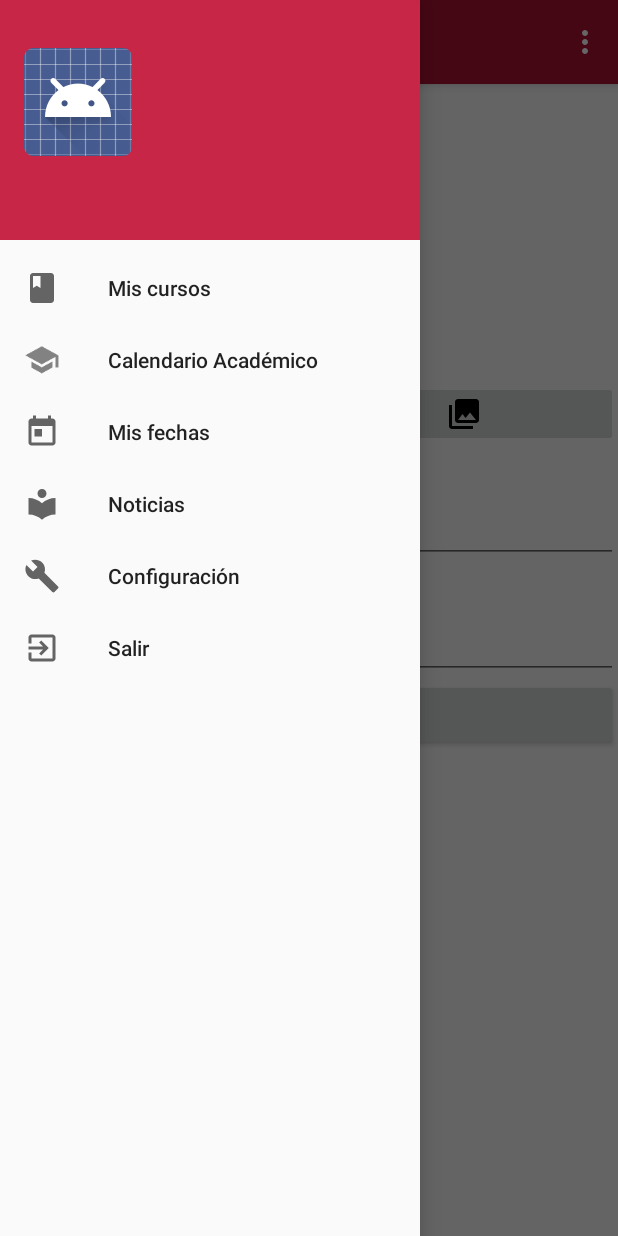
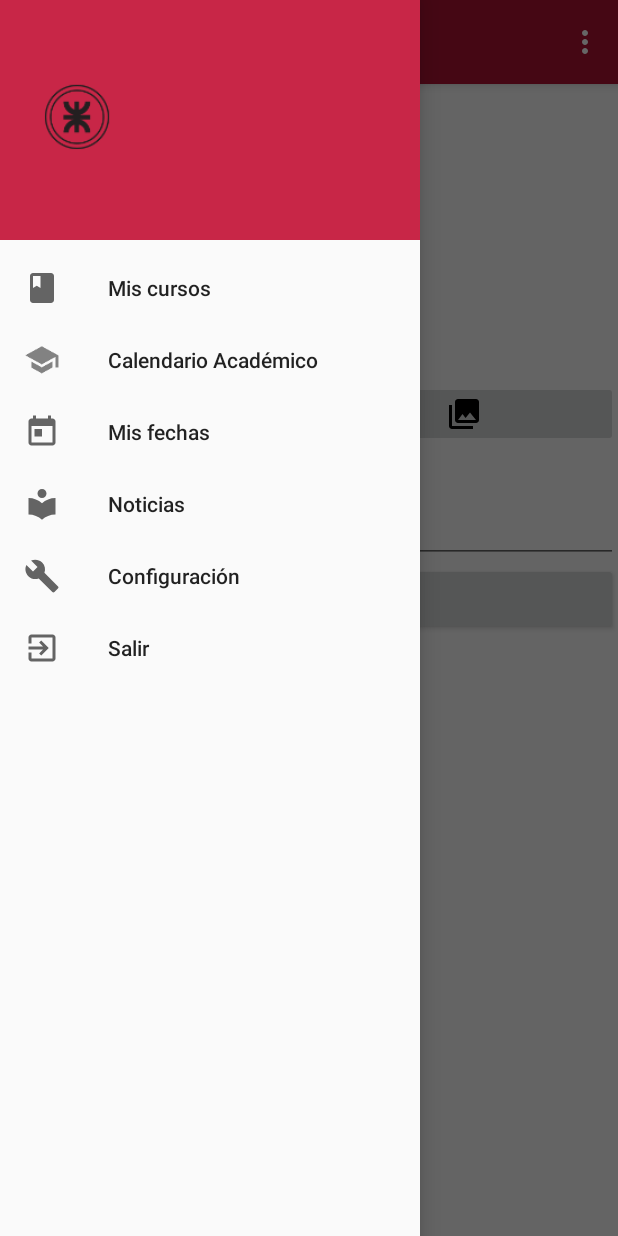
Before and after one commit to UTN-FRBA-Mobile/UTNApp, an Android app: the fragment ConfiguracionFragment placed in its activity, with the side drawer open, on a phone screen of 412 x 824 dp. Run offline under Robolectric (Android 15) with nearby library versions, the phone set to English and light mode, and no system bars; our stand-ins replace Firebase (no records; nobody signed in at launch, a user with empty details on screens opened directly); 3 statements that could not run were skipped.

Commit message:
Agrego algunos detalles de funcionamiento y estética

```diff
--- a/app/src/main/java/mobile20171c/utnapp/ConfiguracionFragment.java
+++ b/app/src/main/java/mobile20171c/utnapp/ConfiguracionFragment.java
@@ -100,10 +100,8 @@ public class ConfiguracionFragment extends Fragment {
         FirebaseUser user = mAuth.getCurrentUser();
         progressBar = (ProgressBar) view.findViewById(R.id.progressBar);
 
-        EditText etEmail = (EditText) view.findViewById(R.id.editTextEmail);
         EditText etNombre = (EditText) view.findViewById(R.id.editTextNombre);
 
-        etEmail.setText(user.getEmail());
         etNombre.setText(user.getDisplayName());
 
         ImageButton btnGaleria = (ImageButton) view.findViewById(R.id.btnGaleria);
@@ -215,6 +213,7 @@ public class ConfiguracionFragment extends Fragment {
         Intent gallery = new Intent(Intent.ACTION_PICK, MediaStore.Images.Media.EXTERNAL_CONTENT_URI);
         gallery.setType("image/*");
         startActivityForResult(gallery, REQUEST_PICK_IMAGE);
+        fotoURL = null;
     }
 
     public static void grantPermissionsToUri(Context context, Intent intent, Uri uri) {
@@ -240,6 +239,7 @@ public class ConfiguracionFragment extends Fragment {
                 takePictureIntent.putExtra(MediaStore.EXTRA_OUTPUT, photoURI);
                 startActivityForResult(takePictureIntent, REQUEST_TAKE_PHOTO);
             }
+            fotoURL = null;
         }
     }
 
@@ -256,7 +256,6 @@ public class ConfiguracionFragment extends Fragment {
                     .addOnSuccessListener(new OnSuccessListener<UploadTask.TaskSnapshot>() {
                         @Override
                         public void onSuccess(UploadTask.TaskSnapshot taskSnapshot) {
-                            Toast.makeText(getContext(),"Archivo subido",Toast.LENGTH_LONG).show();
                             @SuppressWarnings("VisibleForTests")Uri uri = taskSnapshot.getDownloadUrl();
 
                             FirebaseUser user = mAuth.getCurrentUser();
@@ -267,6 +266,9 @@ public class ConfiguracionFragment extends Fragment {
                                         .child(user.getUid())
                                         .child("URLphoto")
                                         .setValue(uri.toString());
+
+                            Toast.makeText(getContext(),R.string.imagenSubidaOK,Toast.LENGTH_LONG).show();
+
                         }
                     })
                     .addOnFailureListener(new OnFailureListener() {
@@ -308,6 +310,7 @@ public class ConfiguracionFragment extends Fragment {
     private void downloadFromUrl(String urlString) {
         URL url = null;
         try {
+            fotoURL = urlString;
             url = new URL(urlString);
         } catch (MalformedURLException e) {
             Toast.makeText(this.getContext(), e.getMessage(), Toast.LENGTH_LONG).show();
--- a/app/src/main/java/mobile20171c/utnapp/MainActivity.java
+++ b/app/src/main/java/mobile20171c/utnapp/MainActivity.java
@@ -1,7 +1,11 @@
 package mobile20171c.utnapp;
 
 import android.content.Intent;
+import android.graphics.Bitmap;
+import android.graphics.BitmapFactory;
+import android.os.AsyncTask;
 import android.os.Bundle;
+import android.os.Handler;
 import android.support.v4.app.Fragment;
 import android.view.View;
 import android.support.design.widget.NavigationView;
@@ -12,17 +16,36 @@ import android.support.v7.app.AppCompatActivity;
 import android.support.v7.widget.Toolbar;
 import android.view.Menu;
 import android.view.MenuItem;
+import android.widget.ImageView;
 import android.widget.TextView;
+import android.widget.Toast;
 
 import com.google.firebase.auth.FirebaseAuth;
 import com.google.firebase.auth.FirebaseUser;
+import com.google.firebase.database.DataSnapshot;
+import com.google.firebase.database.DatabaseError;
+import com.google.firebase.database.DatabaseReference;
+import com.google.firebase.database.FirebaseDatabase;
+import com.google.firebase.database.Transaction;
+import com.google.firebase.database.ValueEventListener;
 
+import java.io.File;
+import java.io.FileOutputStream;
+import java.io.IOException;
+import java.net.MalformedURLException;
+import java.net.URL;
+
+import Helpers.ImageLoader;
+import Helpers.UrlRequest;
 import mobile20171c.utnapp.Cursos.CursosFragment;
+import mobile20171c.utnapp.Modelo.Usuario;
 
 public class MainActivity extends AppCompatActivity
         implements NavigationView.OnNavigationItemSelectedListener, android.support.v4.app.FragmentManager.OnBackStackChangedListener {
 
     private FirebaseAuth mAuth;
+
+    private Handler handler = new Handler();
 
     @Override
     protected void onCreate(Bundle savedInstanceState) {
@@ -89,12 +112,31 @@ public class MainActivity extends AppCompatActivity
 
         FirebaseUser user = mAuth.getCurrentUser();
         View headerLayout = ((NavigationView)findViewById(R.id.nav_view)).getHeaderView(0);
+
         TextView tvEmailUsuario = (TextView) headerLayout.findViewById(R.id.userMailTextView);
-        TextView tvNombreUsuario = (TextView) headerLayout.findViewById(R.id.userFullNameTextView);
+        tvEmailUsuario.setText(user.getEmail());
 
-        tvEmailUsuario.setText(user.getEmail());
-        tvNombreUsuario.setText(user.getDisplayName());
-        //TODO: Setear la imagen del usuario al cargar el main activity
+        DatabaseReference ref = FirebaseDatabase.getInstance().getReference();
+
+        ref.child("usuarios").child(user.getUid()).child("nombre").addValueEventListener(new ValueEventListener() {
+            @Override
+            public void onDataChange(DataSnapshot dataSnapshot) {
+                TextView tvNombreUsuario = (TextView) findViewById(R.id.userFullNameTextView);
+
+                String nombre = dataSnapshot.getValue(String.class);
+
+                tvNombreUsuario.setText(nombre);
+            }
+
+            @Override
+            public void onCancelled(DatabaseError databaseError) {
+
+            }
+        });
+    }
+
+    private void setImagenUsuario() {
+
     }
 
     @Override
@@ -165,4 +207,28 @@ public class MainActivity extends AppCompatActivity
         drawer.closeDrawer(GravityCompat.START);
         return true;
     }
+
+    private void downloadFromUrl(String urlString) {
+        URL url = null;
+        try {
+            url = new URL(urlString);
+        } catch (MalformedURLException e) {
+            Toast.makeText(this, e.getMessage(), Toast.LENGTH_LONG).show();
+            return;
+        }
+
+        ImageLoader.instance.execute(UrlRequest.makeRequest(url, new UrlRequest.Listener() {
+            @Override
+            public void onReceivedBody(int responseCode, byte body[]) {
+                final Bitmap bitmap = BitmapFactory.decodeByteArray(body, 0, body.length);
+                ImageView ivFotoUsuario = (ImageView) findViewById(R.id.userFotoImageView);
+                ivFotoUsuario.setImageBitmap(bitmap);
+                }
+
+            @Override
+            public void onError(Exception e) {
+
+            }
+        }));
+    }
 }
--- a/app/src/main/res/layout/fragment_configuracion.xml
+++ b/app/src/main/res/layout/fragment_configuracion.xml
@@ -51,17 +51,6 @@
         </LinearLayout>
 
         <TextView
-        android:layout_width="match_parent"
-        android:layout_height="wrap_content"
-        android:text="@string/emailUsuario"
-        style="@style/AppThemeFormLabel"/>
-
-    <EditText
-        android:id="@+id/editTextEmail"
-        android:layout_width="match_parent"
-        android:layout_height="wrap_content" />
-
-        <TextView
             android:layout_width="match_parent"
             android:layout_height="wrap_content"
             android:text="@string/nombreUsuario"
--- a/app/src/main/res/layout/nav_header_main.xml
+++ b/app/src/main/res/layout/nav_header_main.xml
@@ -14,16 +14,15 @@
 
     <ImageView
         android:id="@+id/userFotoImageView"
-        android:layout_width="wrap_content"
-        android:layout_height="wrap_content"
+        android:layout_width="70dp"
+        android:layout_height="70dp"
         android:paddingTop="@dimen/nav_header_vertical_spacing"
-        app:srcCompat="@android:drawable/sym_def_app_icon" />
+        app:srcCompat="@mipmap/ic_launcher"/>
 
     <TextView
         android:id="@+id/userFullNameTextView"
         android:layout_width="match_parent"
         android:layout_height="wrap_content"
-        android:paddingTop="@dimen/nav_header_vertical_spacing"
         android:textAppearance="@style/TextAppearance.AppCompat.Body1" />
 
     <TextView
--- a/app/src/main/res/values/strings.xml
+++ b/app/src/main/res/values/strings.xml
@@ -52,4 +52,6 @@
     <string name="guardarPerfil">Guardar perfil</string>
     <string name="errorUsuario">Error al cargar los datos del usuario</string>
     <string name="errorFoto">Error al almacenar la foto</string>
+    <string name="perfilActualizadoOK">Perfil actualizado correctamente</string>
+    <string name="imagenSubidaOK">La imagen se ha cargado correctamente</string>
 </resources>
```
